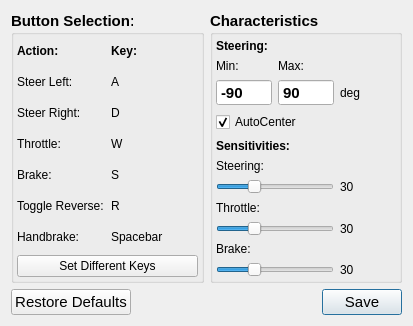
tud-hri/joan, file modules/hardwaremanager/action/inputclasses/ui/keyboard_settings_ui.ui: the form before one commit.
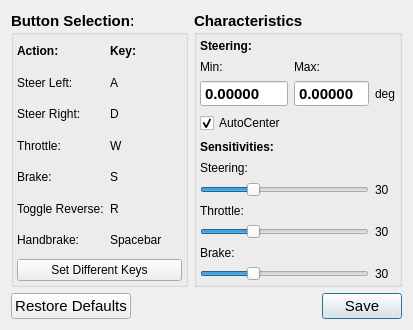
The form after the commit.

Commit message: converted keyboard to radians

What changed in the file:
```diff
--- a/modules/hardwaremanager/action/inputclasses/ui/keyboard_settings_ui.ui
+++ b/modules/hardwaremanager/action/inputclasses/ui/keyboard_settings_ui.ui
@@ -7,7 +7,7 @@
     <x>0</x>
     <y>0</y>
     <width>413</width>
-    <height>326</height>
+    <height>330</height>
    </rect>
   </property>
   <property name="windowTitle">
@@ -521,31 +521,31 @@
          </widget>
         </item>
         <item row="2" column="0">
-         <widget class="QSpinBox" name="spin_box_min_steer">
+         <widget class="QDoubleSpinBox" name="spin_box_min_steer">
           <property name="buttonSymbols">
            <enum>QAbstractSpinBox::NoButtons</enum>
           </property>
+          <property name="decimals">
+           <number>5</number>
+          </property>
           <property name="minimum">
-           <number>-180</number>
+           <double>-100.000000000000000</double>
           </property>
-          <property name="maximum">
-           <number>0</number>
-          </property>
-          <property name="value">
-           <number>-90</number>
+          <property name="singleStep">
+           <double>0.010000000000000</double>
           </property>
          </widget>
         </item>
         <item row="2" column="1">
-         <widget class="QSpinBox" name="spin_box_max_steer">
+         <widget class="QDoubleSpinBox" name="spin_box_max_steer">
           <property name="buttonSymbols">
            <enum>QAbstractSpinBox::NoButtons</enum>
           </property>
-          <property name="maximum">
-           <number>180</number>
+          <property name="decimals">
+           <number>5</number>
           </property>
-          <property name="value">
-           <number>90</number>
+          <property name="singleStep">
+           <double>0.010000000000000</double>
           </property>
          </widget>
         </item>
```
The commit also changes 3 other files.
